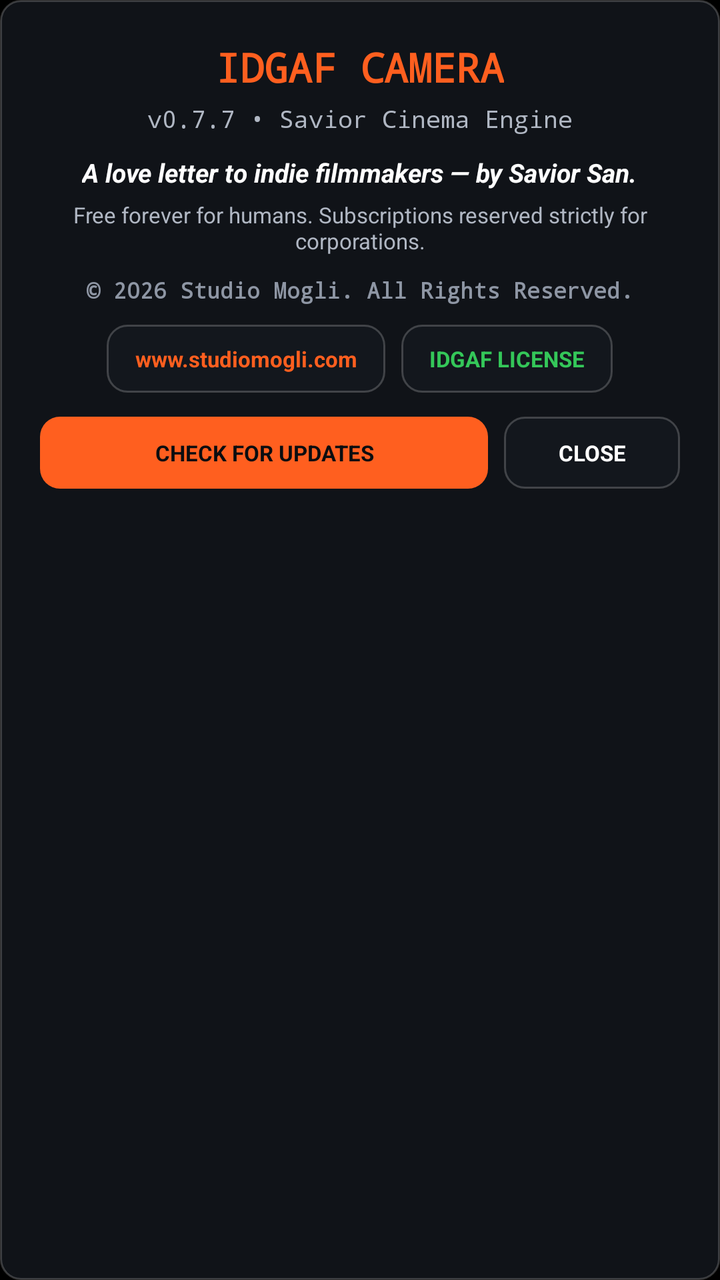
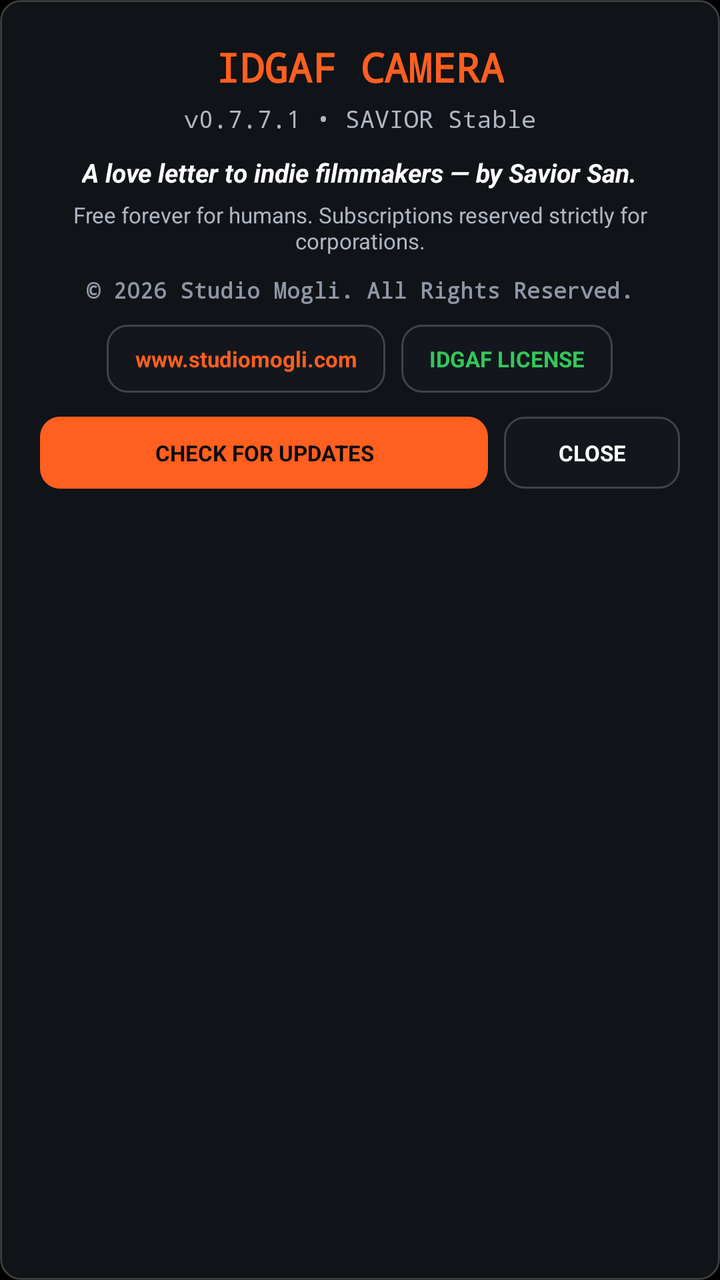

Screens rendered from an Android XML layout before and after an edit, with the pre-edit source and the edit as a unified diff.
<!-- AndroidManifest.xml: application theme Theme.IdgafCamera -->
<!-- res/layout/dialog_credits.xml -->
<?xml version="1.0" encoding="utf-8"?>
<LinearLayout xmlns:android="http://schemas.android.com/apk/res/android"
    android:layout_width="match_parent"
    android:layout_height="wrap_content"
    android:background="@drawable/bg_hud_pill"
    android:gravity="center_horizontal"
    android:orientation="vertical"
    android:padding="20dp">

    <TextView
        android:layout_width="wrap_content"
        android:layout_height="wrap_content"
        android:fontFamily="monospace"
        android:text="IDGAF CAMERA"
        android:textColor="#FF5F1F"
        android:textSize="20sp"
        android:textStyle="bold" />

    <TextView
        android:id="@+id/txtCreditsVersion"
        android:layout_width="wrap_content"
        android:layout_height="wrap_content"
        android:layout_marginTop="4dp"
        android:fontFamily="monospace"
        android:text="v0.7.7 • Savior Cinema Engine"
        android:textColor="#B0B7C3"
        android:textSize="12sp" />

    <TextView
        android:layout_width="wrap_content"
        android:layout_height="wrap_content"
        android:layout_marginTop="10dp"
        android:gravity="center"
        android:text="A love letter to indie filmmakers — by Savior San."
        android:textColor="#FFFFFF"
        android:textSize="13sp"
        android:textStyle="bold|italic" />

    <TextView
        android:layout_width="wrap_content"
        android:layout_height="wrap_content"
        android:layout_marginTop="5dp"
        android:gravity="center"
        android:text="Free forever for humans. Subscriptions reserved strictly for corporations."
        android:textColor="#B0B7C3"
        android:textSize="11sp" />

    <TextView
        android:layout_width="wrap_content"
        android:layout_height="wrap_content"
        android:layout_marginTop="10dp"
        android:fontFamily="monospace"
        android:text="© 2026 Studio Mogli. All Rights Reserved."
        android:textColor="#8E96A4"
        android:textSize="11sp"
        android:textStyle="bold" />

    <LinearLayout
        android:layout_width="wrap_content"
        android:layout_height="wrap_content"
        android:layout_marginTop="10dp"
        android:gravity="center"
        android:orientation="horizontal">

        <TextView
            android:id="@+id/btnCreditsWebsite"
            android:layout_width="wrap_content"
            android:layout_height="34dp"
            android:layout_marginEnd="8dp"
            android:background="@drawable/bg_hud_pill"
            android:gravity="center"
            android:paddingStart="14dp"
            android:paddingEnd="14dp"
            android:text="www.studiomogli.com"
            android:textColor="#FF5F1F"
            android:textSize="11sp"
            android:textStyle="bold" />

        <TextView
            android:id="@+id/btnCreditsLicense"
            android:layout_width="wrap_content"
            android:layout_height="34dp"
            android:background="@drawable/bg_hud_pill"
            android:gravity="center"
            android:paddingStart="14dp"
            android:paddingEnd="14dp"
            android:text="IDGAF LICENSE"
            android:textColor="#34C759"
            android:textSize="11sp"
            android:textStyle="bold" />
    </LinearLayout>

    <LinearLayout
        android:layout_width="match_parent"
        android:layout_height="wrap_content"
        android:layout_marginTop="12dp"
        android:gravity="center"
        android:orientation="horizontal">

        <TextView
            android:id="@+id/btnCreditsCheckUpdate"
            android:layout_width="0dp"
            android:layout_height="36dp"
            android:layout_marginEnd="8dp"
            android:layout_weight="1"
            android:background="@drawable/bg_lens_active"
            android:gravity="center"
            android:text="CHECK FOR UPDATES"
            android:textColor="#0B0D10"
            android:textSize="11sp"
            android:textStyle="bold" />

        <TextView
            android:id="@+id/btnCreditsClose"
            android:layout_width="88dp"
            android:layout_height="36dp"
            android:background="@drawable/bg_hud_pill"
            android:gravity="center"
            android:text="CLOSE"
            android:textColor="#FFFFFF"
            android:textSize="11sp"
            android:textStyle="bold" />
    </LinearLayout>

</LinearLayout>
<!-- resources referenced by this layout -->
<resources>
  <!-- drawable bg_hud_pill (drawable) -->
  <?xml version="1.0" encoding="utf-8"?>
  <shape xmlns:android="http://schemas.android.com/apk/res/android" android:shape="rectangle">
      <solid android:color="#CC14181F" />
      <stroke android:width="1dp" android:color="#33FFFFFF" />
      <corners android:radius="10dp" />
  </shape>
  <!-- drawable bg_lens_active (drawable) -->
  <?xml version="1.0" encoding="utf-8"?>
  <shape xmlns:android="http://schemas.android.com/apk/res/android" android:shape="rectangle">
      <solid android:color="#FF5F1F" />
      <corners android:radius="10dp" />
  </shape>
  <style name="Theme.IdgafCamera" parent="Theme.MaterialComponents.DayNight.NoActionBar">
          <item name="android:statusBarColor">#000000</item>
          <item name="android:navigationBarColor">#000000</item>
          <item name="android:windowBackground">#000000</item>
          <item name="android:windowFullscreen">true</item>
      </style>
</resources>

<!-- the commit's change to res/layout/dialog_credits.xml (unified diff, before → after) -->
@@ -22,7 +22,7 @@
         android:layout_height="wrap_content"
         android:layout_marginTop="4dp"
         android:fontFamily="monospace"
-        android:text="v0.7.7 • Savior Cinema Engine"
+        android:text="v0.7.7.1 • SAVIOR Stable"
         android:textColor="#B0B7C3"
         android:textSize="12sp" />
 
